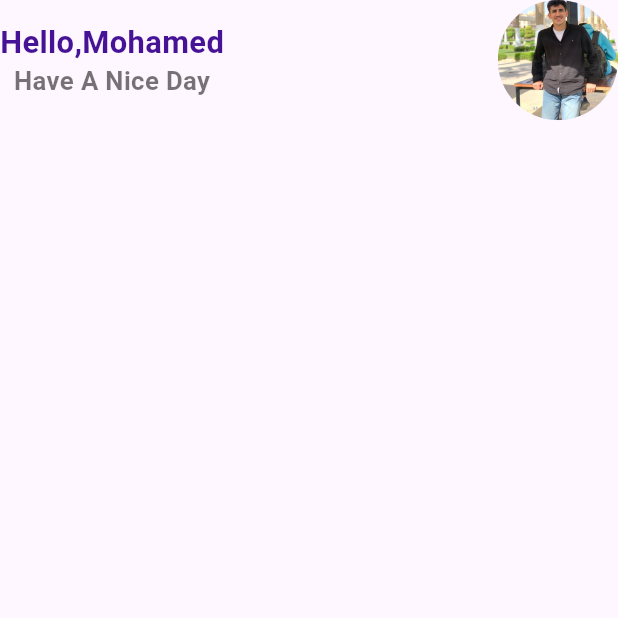
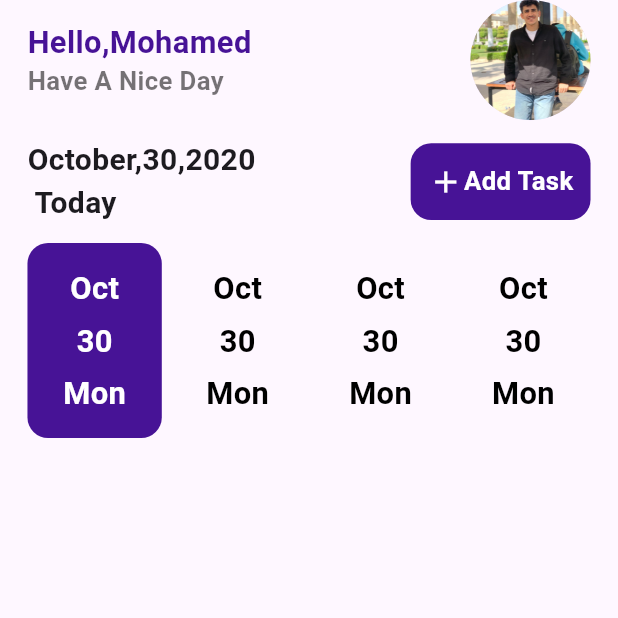
Before and after one commit to MohamedKhaled1151/Taskati_App, a Flutter app: the screen it shows after launch, on a phone screen of 412 x 824 dp, the top half of it. Run offline on Flutter 3.47's test engine with Material 3 defaults, Android fonts, the phone set to English and light mode, and no system bars; our stand-ins replace flutter_screenutil.

Commit message:
creat wiget

```diff
--- a/lib/features/home/home_screan.dart
+++ b/lib/features/home/home_screan.dart
@@ -2,6 +2,9 @@
 
 import 'package:flutter/material.dart';
 import 'package:flutter_screenutil/flutter_screenutil.dart';
+import 'package:taskati/features/home/widgets/home_app_bar.dart';
+import 'package:taskati/features/home/widgets/task_filter_date.dart';
+import 'package:taskati/features/home/widgets/tody_task_header.dart';
 import 'package:taskati/thems/app_colors.dart';
 
 class  HomeScrean extends StatefulWidget {
@@ -17,35 +20,20 @@ class _State extends State< HomeScrean> {
   @override
   Widget build(BuildContext context) {
     return Scaffold(
-        body: SafeArea(child: Column(
-          children: [
-            Row(mainAxisAlignment: MainAxisAlignment.spaceBetween,
-              children: [
-              Column(
-                children: [
-                Text("Hello,Mohamed",style:
-                TextStyle(
-                  fontSize: 18.sp,
-                  fontWeight: FontWeight.bold,
-                  color: AppColors.mianColors
-                ),),
-                Text("Have A Nice Day",style:
-                TextStyle(
-                 fontWeight: FontWeight.bold,
-                 fontSize: 15.sp,
-                 color:Colors.black54
-                ),),
-                  ],
-                ),
-              CircleAvatar(
-               radius:35.r,
-                backgroundImage: AssetImage("assets/images/IMG-20250501-WA0001.jpg"),
+        body: SafeArea(
+          child: Padding(
+            padding:  EdgeInsets.symmetric(horizontal: 16.w),
+            child: Column(
+            children: [
+              HomeAppBar(),
+              SizedBox(height: 10.h,),
+              TodyTaskHeader(),
+              SizedBox(height: 10.h,),
+              TaskFilterDate(),
 
-              )
-              ],
-            )
-          ],
-        )),
+            ],
+             ),
+          )),
     );
   }
 }
--- /dev/null
+++ b/lib/features/home/widgets/home_app_bar.dart
@@ -0,0 +1,40 @@
+
+
+import 'package:flutter/material.dart';
+import 'package:flutter_screenutil/flutter_screenutil.dart';
+
+import '../../../thems/app_colors.dart';
+
+class HomeAppBar extends StatelessWidget {
+  const HomeAppBar({super.key});
+
+  @override
+  Widget build(BuildContext context) {
+    return   Row(mainAxisAlignment: MainAxisAlignment.spaceBetween,
+      children: [
+        Column( crossAxisAlignment: CrossAxisAlignment.start,
+          children: [
+            Text("Hello,Mohamed",style:
+            TextStyle(
+                fontSize: 18.sp,
+                fontWeight: FontWeight.bold,
+                color: AppColors.mianColors
+            ),),
+            Text("Have A Nice Day",style:
+            TextStyle(
+                fontWeight: FontWeight.bold,
+                fontSize: 15.sp,
+                color:Colors.black54
+            ),),
+          ],
+        ),
+        CircleAvatar(
+          radius:35.r,
+          backgroundImage:
+          AssetImage("assets/images/IMG-20250501-WA0001.jpg"),
+
+        )
+      ],
+    );
+  }
+}
--- /dev/null
+++ b/lib/features/home/widgets/task_filter_date.dart
@@ -0,0 +1,70 @@
+
+
+import 'package:flutter/material.dart';
+import 'package:flutter_screenutil/flutter_screenutil.dart';
+import 'package:taskati/thems/app_colors.dart';
+
+class TaskFilterDate extends StatelessWidget {
+  const TaskFilterDate({super.key});
+
+  @override
+  Widget build(BuildContext context) {
+    return Row(
+      children: [
+        DataFilterItem(isActive:true ,),
+        SizedBox(width: 5.w,),
+        DataFilterItem(),
+        SizedBox(width: 5.w,),
+        DataFilterItem(),
+        SizedBox(width: 5.w,),
+        DataFilterItem(),
+
+      ]
+
+    );
+  }
+}
+ class DataFilterItem extends StatelessWidget {
+  final bool isActive;
+   const DataFilterItem({super.key, this.isActive=false});
+
+   @override
+   Widget build(BuildContext context) {
+     return Expanded(
+       child: Container(
+         padding: EdgeInsets.symmetric(horizontal:15.w,vertical: 13.h ),
+         decoration: BoxDecoration(
+           color: isActive? AppColors.mianColors:Colors.transparent,
+           borderRadius: BorderRadius.circular(12.r)
+         ),
+         child:Column(
+           children: [
+             Text("Oct",
+               style:
+               TextStyle(
+                 fontWeight: FontWeight.bold,
+                 fontSize: 18.sp,
+                 color: isActive ? Colors.white:Colors.black
+               ),),
+             SizedBox(height: 5.h,),
+             Text("30",
+               style:
+               TextStyle(
+                 fontWeight: FontWeight.bold,
+                 fontSize: 18.sp,
+                 color: isActive ? Colors.white:Colors.black
+               ),),
+             SizedBox(height: 5.h,),
+             Text("Mon",
+               style:
+               TextStyle(
+                 fontWeight: FontWeight.bold,
+                 fontSize: 18.sp,
+                 color: isActive ? Colors.white:Colors.black
+               ),)
+           ],
+         ),
+       ),
+     );
+   }
+ }
--- /dev/null
+++ b/lib/features/home/widgets/tody_task_header.dart
@@ -0,0 +1,42 @@
+
+
+ import 'package:flutter/material.dart';
+import 'package:flutter_screenutil/flutter_screenutil.dart';
+import 'package:taskati/thems/app_colors.dart';
+
+class TodyTaskHeader extends StatelessWidget {
+   const TodyTaskHeader({super.key});
+
+   @override
+   Widget build(BuildContext context) {
+     return Row( mainAxisAlignment: MainAxisAlignment.spaceBetween,
+        children: [
+          Text("October,30,2020 \n Today",
+            style:TextStyle(
+           fontSize:20,
+           fontWeight: FontWeight.bold
+            ) ,),
+          Container(
+            padding: EdgeInsets.symmetric(horizontal:10.w,vertical: 11.h ),
+            decoration: BoxDecoration(
+             color: AppColors.mianColors,
+              borderRadius:BorderRadius.circular(12.r)
+
+            ),
+            child: Row(
+              children: [
+                Icon(Icons.add,color: Colors.white,),
+                Text("Add Task",style:
+                TextStyle(
+                fontWeight: FontWeight.bold,
+                fontSize:15.sp,
+                color: Colors.white
+
+                ),)
+              ],
+            ),
+          )
+        ],
+     );
+   }
+ }
```
Also changed, not shown: lib/features/splash/splash_screan.dart (+5 -7 lines).
